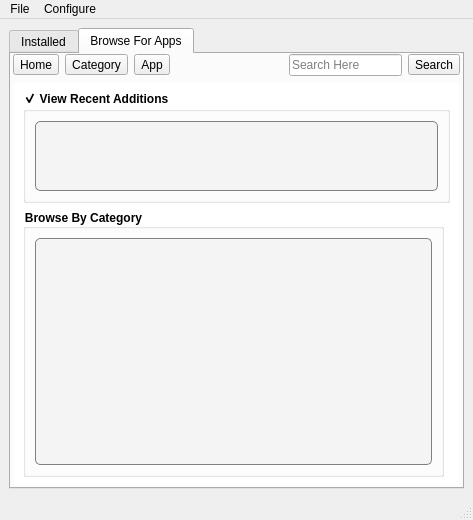
The window that src-qt4/pc-softwaremanager/mainUI.ui (trueos/pcbsd) describes before a commit, drawn with Qt 5.
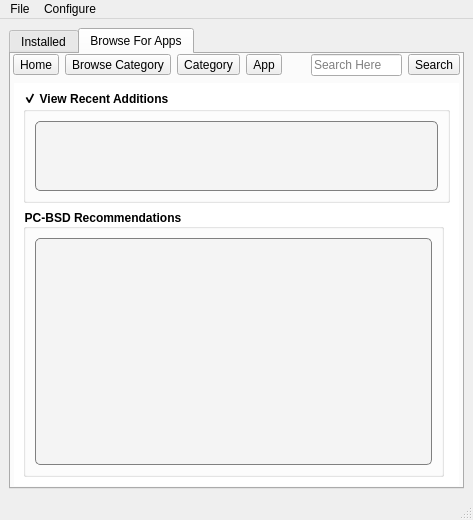
The same window after the commit. The open tabs and pages were chosen to show the change. Icons and pictures are not drawn.

Commit message: Clean up the AppCafe browser home page - now just have a toolbutton to browser categories, and instead put recommended applications on the home page (new defaultrecommendations.txt resource). These recommendations can be automatically updated later if we add that ability for the repo to include an additional file with this information.

```diff
--- a/src-qt4/pc-softwaremanager/mainUI.ui
+++ b/src-qt4/pc-softwaremanager/mainUI.ui
@@ -677,6 +677,23 @@
             </property>
            </widget>
           </item>
+          <item>
+           <widget class="QToolButton" name="tool_browse_gotocat">
+            <property name="text">
+             <string>Browse Category</string>
+            </property>
+            <property name="icon">
+             <iconset resource="SoftwareManager.qrc">
+              <normaloff>:/icons/xdg_menu.png</normaloff>:/icons/xdg_menu.png</iconset>
+            </property>
+            <property name="popupMode">
+             <enum>QToolButton::InstantPopup</enum>
+            </property>
+            <property name="toolButtonStyle">
+             <enum>Qt::ToolButtonTextBesideIcon</enum>
+            </property>
+           </widget>
+          </item>
           <item>
            <widget class="QToolButton" name="tool_browse_cat">
             <property name="text">
@@ -862,20 +879,11 @@
              </widget>
             </item>
             <item row="1" column="0">
-             <widget class="QGroupBox" name="group_bhome_cats">
-              <property name="sizePolicy">
-               <sizepolicy hsizetype="Preferred" vsizetype="Preferred">
-                <horstretch>0</horstretch>
-                <verstretch>0</verstretch>
-               </sizepolicy>
-              </property>
+             <widget class="QGroupBox" name="group_br_recommend">
               <property name="title">
-               <string>Browse By Category</string>
+               <string>PC-BSD Recommendations</string>
               </property>
-              <property name="alignment">
-               <set>Qt::AlignLeading|Qt::AlignLeft|Qt::AlignTop</set>
-              </property>
-              <layout class="QVBoxLayout" name="verticalLayout_7">
+              <layout class="QVBoxLayout" name="verticalLayout_13">
                <item>
                 <widget class="QScrollArea" name="scroll_br_home_cats">
                  <property name="sizePolicy">
```
Left out of the diff: 18 changed lines with no effect on the pictures. The commit also changes 7 other files.
